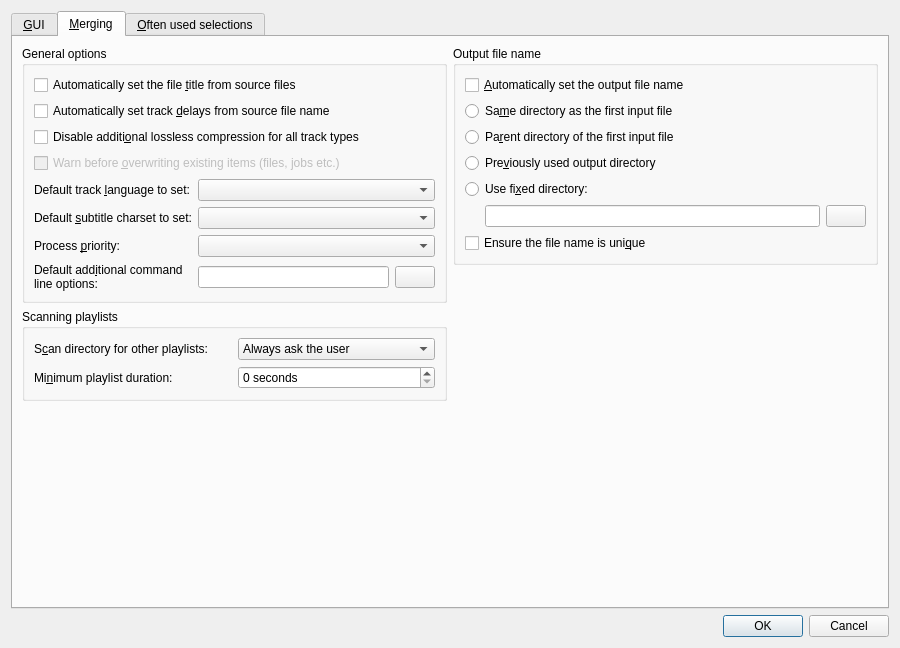
Old version of the form src/mkvtoolnix-gui/forms/main_window/preferences_dialog.ui in the repository jpsdr/MKVToolnix-Windows-7.
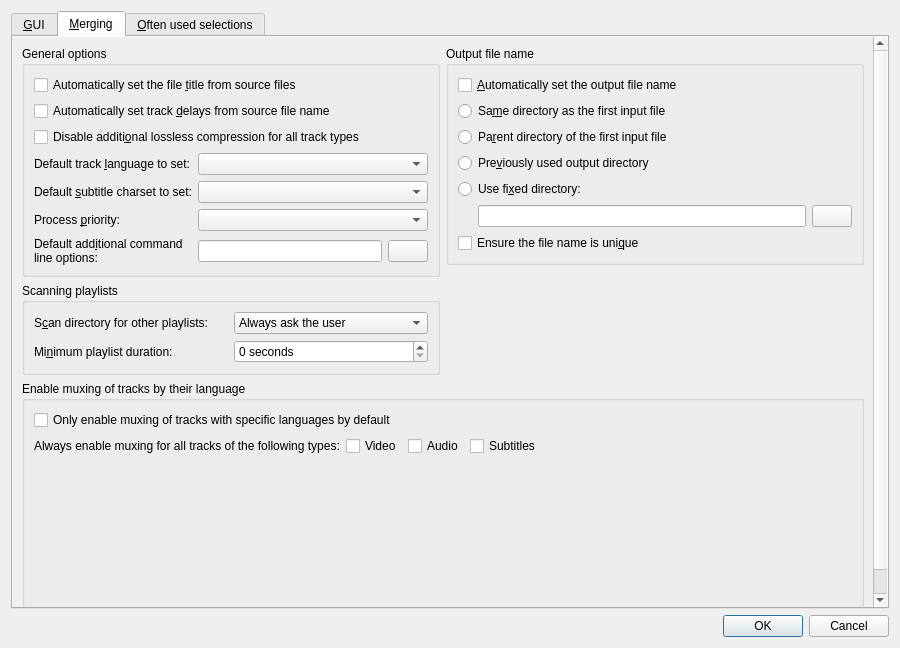
New version of the form. The open tabs and pages were chosen to show the change. Icons and pictures are not drawn. Custom widgets are drawn as their Qt base class.

Commit message:
GUI: implement settings for enabling muxing by track languages
Implements #1227.

What changed in the file:
```diff
--- a/src/mkvtoolnix-gui/forms/main_window/preferences_dialog.ui
+++ b/src/mkvtoolnix-gui/forms/main_window/preferences_dialog.ui
@@ -15,7 +15,7 @@
   </property>
   <layout class="QVBoxLayout" name="verticalLayout_16">
    <item>
-    <widget class="QTabWidget" name="oftenUsedXYZPage">
+    <widget class="QTabWidget" name="tabs">
      <property name="currentIndex">
       <number>0</number>
      </property>
@@ -23,9 +23,9 @@
       <attribute name="title">
        <string>&amp;GUI</string>
       </attribute>
-      <layout class="QVBoxLayout" name="verticalLayout_3">
+      <layout class="QHBoxLayout" name="horizontalLayout_4">
        <item>
-        <layout class="QHBoxLayout" name="horizontalLayout_6">
+        <layout class="QVBoxLayout" name="verticalLayout_10">
          <item>
           <widget class="QGroupBox" name="groupBox">
            <property name="title">
@@ -67,6 +67,42 @@
           </widget>
          </item>
          <item>
+          <widget class="QGroupBox" name="groupBox_6">
+           <property name="title">
+            <string>Warnings</string>
+           </property>
+           <layout class="QVBoxLayout" name="verticalLayout_3">
+            <item>
+             <widget class="QCheckBox" name="cbGuiWarnBeforeOverwriting">
+              <property name="enabled">
+               <bool>false</bool>
+              </property>
+              <property name="text">
+               <string>Warn before &amp;overwriting existing items (files, jobs etc.)</string>
+              </property>
+             </widget>
+            </item>
+           </layout>
+          </widget>
+         </item>
+         <item>
+          <spacer name="verticalSpacer_2">
+           <property name="orientation">
+            <enum>Qt::Vertical</enum>
+           </property>
+           <property name="sizeHint" stdset="0">
+            <size>
+             <width>20</width>
+             <height>0</height>
+            </size>
+           </property>
+          </spacer>
+         </item>
+        </layout>
+       </item>
+       <item>
+        <layout class="QVBoxLayout" name="verticalLayout_11">
+         <item>
           <widget class="QGroupBox" name="groupBox_4">
            <property name="title">
             <string>Jobs and job output</string>
@@ -121,8 +157,6 @@
            </layout>
           </widget>
          </item>
-        </layout>
-       </item>
        <item>
         <widget class="QGroupBox" name="groupBox_8">
          <property name="sizePolicy">
@@ -183,17 +217,19 @@
         </widget>
        </item>
        <item>
-        <spacer name="verticalSpacer_2">
+          <spacer name="verticalSpacer_4">
          <property name="orientation">
           <enum>Qt::Vertical</enum>
          </property>
          <property name="sizeHint" stdset="0">
           <size>
            <width>20</width>
-           <height>321</height>
+             <height>0</height>
           </size>
          </property>
         </spacer>
+         </item>
+        </layout>
        </item>
       </layout>
      </widget>
@@ -201,6 +237,41 @@
       <attribute name="title">
        <string>&amp;Merging</string>
       </attribute>
+      <layout class="QVBoxLayout" name="verticalLayout_12">
+       <property name="leftMargin">
+        <number>0</number>
+       </property>
+       <property name="topMargin">
+        <number>0</number>
+       </property>
+       <property name="rightMargin">
+        <number>0</number>
+       </property>
+       <property name="bottomMargin">
+        <number>0</number>
+       </property>
+       <item>
+        <widget class="QScrollArea" name="mergeScrollArea">
+         <property name="frameShape">
+          <enum>QFrame::NoFrame</enum>
+         </property>
+         <property name="frameShadow">
+          <enum>QFrame::Plain</enum>
+         </property>
+         <property name="widgetResizable">
+          <bool>true</bool>
+         </property>
+         <widget class="QWidget" name="scrollAreaWidgetContents">
+          <property name="geometry">
+           <rect>
+            <x>0</x>
+            <y>0</y>
+            <width>860</width>
+            <height>661</height>
+           </rect>
+          </property>
+          <layout class="QVBoxLayout" name="verticalLayout_14">
+           <item>
       <layout class="QHBoxLayout" name="horizontalLayout_2">
        <item>
         <layout class="QVBoxLayout" name="verticalLayout_9">
@@ -233,16 +304,6 @@
                 </property>
                </widget>
               </item>
-              <item>
-               <widget class="QCheckBox" name="cbMWarnBeforeOverwriting">
-                <property name="enabled">
-                 <bool>false</bool>
-                </property>
-                <property name="text">
-                 <string>Warn before &amp;overwriting existing items (files, jobs etc.)</string>
-                </property>
-               </widget>
-              </item>
               <item>
                <layout class="QGridLayout" name="gridLayout_2">
                 <item row="1" column="1">
@@ -397,7 +458,7 @@
            <property name="sizeHint" stdset="0">
             <size>
              <width>20</width>
-             <height>20</height>
+                   <height>0</height>
             </size>
            </property>
           </spacer>
@@ -499,7 +560,7 @@
            <property name="sizeHint" stdset="0">
             <size>
              <width>20</width>
-             <height>63</height>
+                   <height>0</height>
             </size>
            </property>
           </spacer>
@@ -507,8 +568,85 @@
         </layout>
        </item>
       </layout>
-     </widget>
-     <widget class="QWidget" name="tab">
+           </item>
+           <item>
+            <widget class="QGroupBox" name="groupBox_7">
+             <property name="title">
+              <string>Enable muxing of tracks by their language</string>
+             </property>
+             <layout class="QVBoxLayout" name="verticalLayout_13">
+              <item>
+               <widget class="QCheckBox" name="cbMEnableMuxingTracksByLanguage">
+                <property name="text">
+                 <string>Only enable muxing of tracks with specific languages by default</string>
+                </property>
+               </widget>
+              </item>
+              <item>
+               <layout class="QHBoxLayout" name="horizontalLayout_6">
+                <item>
+                 <widget class="QLabel" name="lMEnableMuxingAllTracksOfType">
+                  <property name="text">
+                   <string>Always enable muxing for all tracks of the following types:</string>
+                  </property>
+                 </widget>
+                </item>
+                <item>
+                 <widget class="QCheckBox" name="cbMEnableMuxingAllVideoTracks">
+                  <property name="text">
+                   <string>Video</string>
+                  </property>
+                 </widget>
+                </item>
+                <item>
+                 <widget class="QCheckBox" name="cbMEnableMuxingAllAudioTracks">
+                  <property name="text">
+                   <string>Audio</string>
+                  </property>
+                 </widget>
+                </item>
+                <item>
+                 <widget class="QCheckBox" name="cbMEnableMuxingAllSubtitleTracks">
+                  <property name="text">
+                   <string>Subtitles</string>
+                  </property>
+                 </widget>
+                </item>
+                <item>
+                 <spacer name="horizontalSpacer">
+                  <property name="orientation">
+                   <enum>Qt::Horizontal</enum>
+                  </property>
+                  <property name="sizeHint" stdset="0">
+                   <size>
+                    <width>40</width>
+                    <height>20</height>
+                   </size>
+                  </property>
+                 </spacer>
+                </item>
+               </layout>
+              </item>
+              <item>
+               <widget class="mtx::gui::Util::SideBySideMultiSelect" name="tbMEnableMuxingTracksByLanguage" native="true">
+                <property name="minimumSize">
+                 <size>
+                  <width>0</width>
+                  <height>150</height>
+                 </size>
+                </property>
+               </widget>
+              </item>
+             </layout>
+            </widget>
+           </item>
+          </layout>
+         </widget>
+        </widget>
+       </item>
+      </layout>
+     </widget>
+     <widget class="QWidget" name="oftenUsedSelectionsTab">
       <attribute name="title">
        <string>&amp;Often used selections</string>
       </attribute>
```
Left out of the diff: 9 changed lines with no effect on the pictures. Lines whose indentation alone changed are shown as unchanged. The commit also changes 6 other files.
